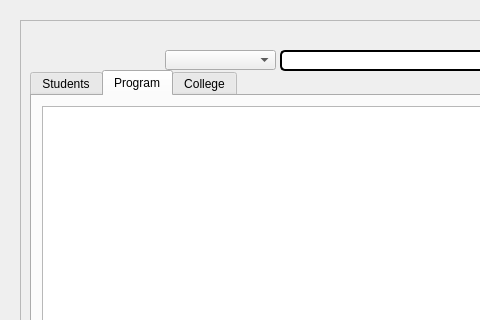
Kris2103/CCC151-SSIS, file mainwindow.ui: the form before one commit; both pictures show x 0 to 480 and y 0 to 320 of the 824 by 735 pixel window.
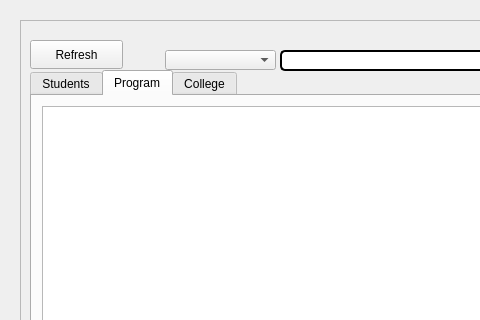
The form after the commit.

Patch:
```diff
--- a/mainwindow.ui
+++ b/mainwindow.ui
@@ -262,6 +262,19 @@
       </rect>
      </property>
     </widget>
+    <widget class="QPushButton" name="RefreshButton">
+     <property name="geometry">
+      <rect>
+       <x>10</x>
+       <y>20</y>
+       <width>93</width>
+       <height>29</height>
+      </rect>
+     </property>
+     <property name="text">
+      <string>Refresh</string>
+     </property>
+    </widget>
    </widget>
    <widget class="QPushButton" name="Add">
     <property name="geometry">
```
